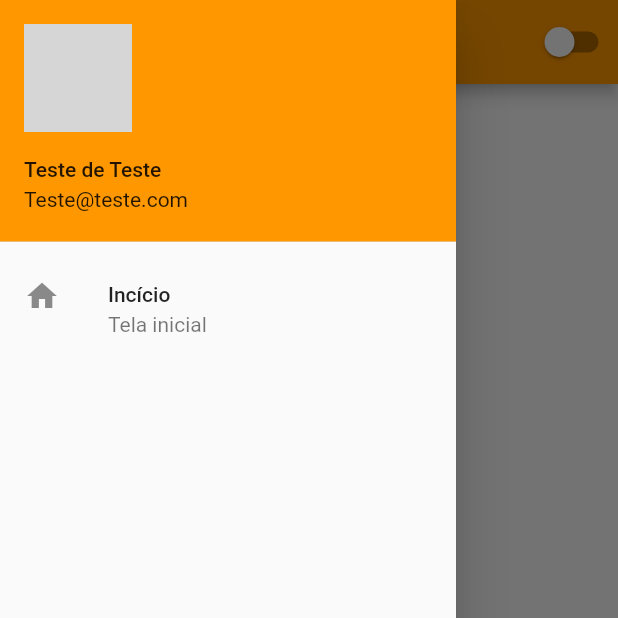
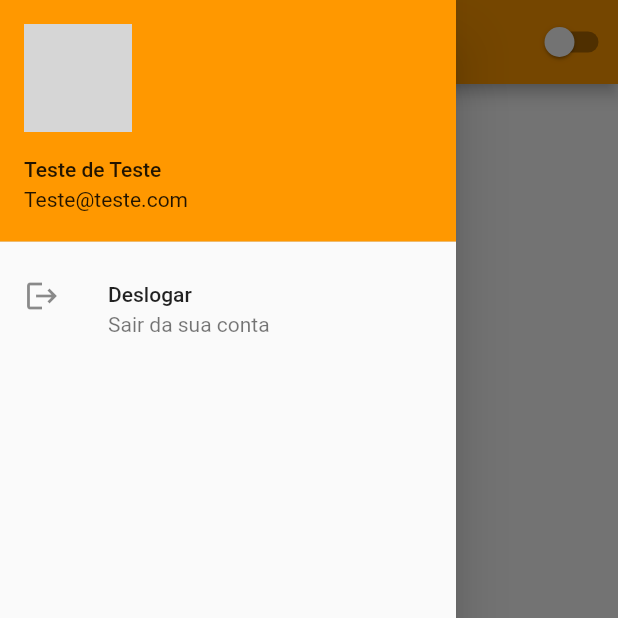
Before and after one commit to JefteMartins/diynner, a Flutter app: the MyHomePage screen opened by its route, with the side drawer open, on a phone screen of 412 x 824 dp, the top half of it. Run offline on Flutter 3.47's test engine with Material 2 defaults, Android fonts, the light colour scheme and no system bars; grey boxes are pictures that could not be loaded.

Commit message:
Updatezin rapido
mudança de botao para deslogar e pequena estilização da foto de perfil

```diff
--- a/lib/myhomepage.dart
+++ b/lib/myhomepage.dart
@@ -22,13 +22,15 @@ class _MyHomePageState extends State<MyHomePage> {
         child: Column(
           children: [
             UserAccountsDrawerHeader(
-                currentAccountPicture: Image.asset('assets/images/logo.png'),
+                currentAccountPicture: ClipRRect(
+                    borderRadius: BorderRadius.circular(20),
+                    child: Image.asset('assets/images/logo.png')),
                 accountName: Text('Teste de Teste'),
                 accountEmail: Text('Teste@teste.com')),
             ListTile(
-              leading: Icon(Icons.home),
-              title: Text('Incício'),
-              subtitle: Text('Tela inicial'),
+              leading: Icon(Icons.logout),
+              title: Text('Deslogar'),
+              subtitle: Text('Sair da sua conta'),
               onTap: () {
                 Navigator.of(context).pushReplacementNamed('/');
               },
```
